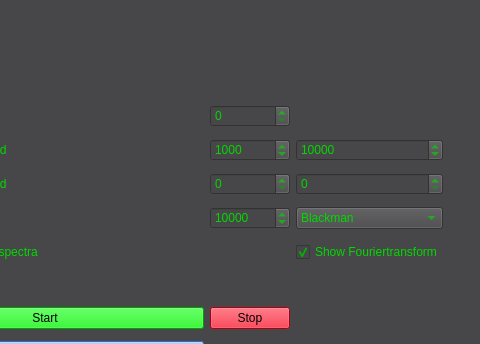
Above: scripts/MainWindow.ui from brandhoff/Ghost-OCT before the change; both pictures show x 314 to 794 and y 0 to 344 of the 794 by 548 pixel window. Below: the same form after it.
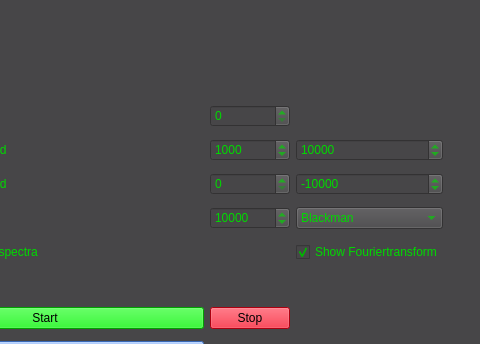
That is the form after the change.

The edit to the form file:
```diff
--- a/scripts/MainWindow.ui
+++ b/scripts/MainWindow.ui
@@ -564,9 +564,15 @@
      </item>
      <item row="4" column="4">
       <widget class="QSpinBox" name="spinFFTlower">
+       <property name="minimum">
+        <number>-100000</number>
+       </property>
        <property name="maximum">
         <number>100000</number>
        </property>
+       <property name="value">
+        <number>-10000</number>
+       </property>
       </widget>
      </item>
      <item row="7" column="2">
```
